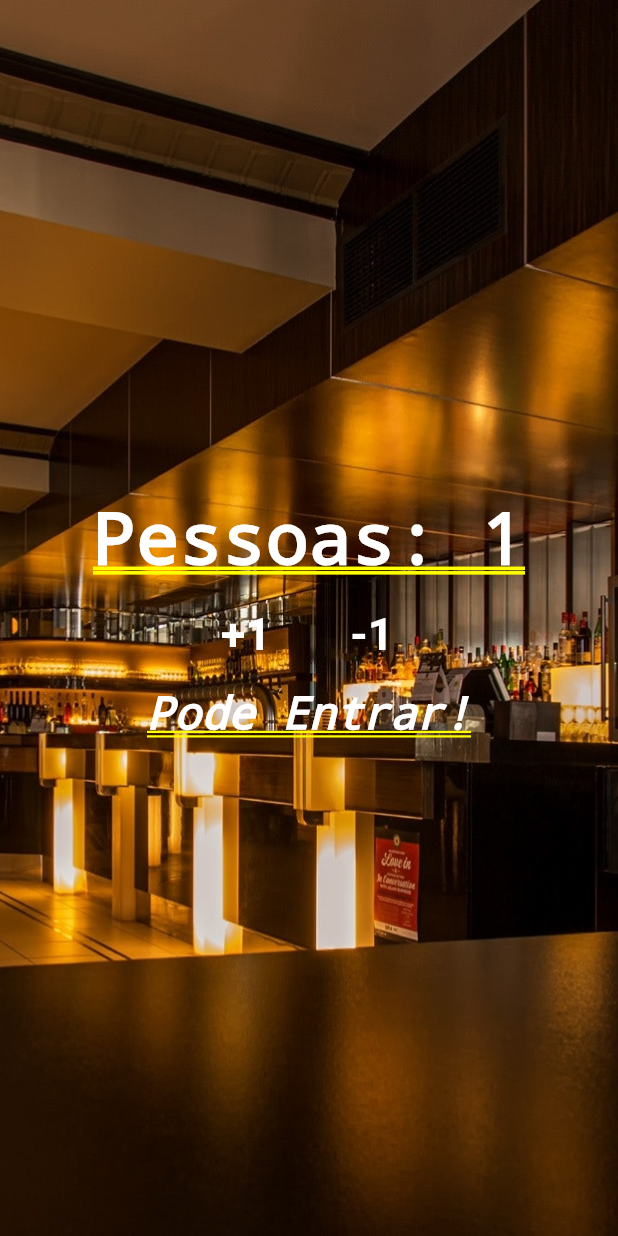
After one commit to gustavoconchal/people-counter, a Flutter app: the screen it shows after launch, after a tap on "+1", on a phone screen of 412 x 824 dp. The commit adds this screen. Run offline on Flutter 3.47's test engine with Material 2 defaults, Android fonts, the phone set to English and light mode, and no system bars.

Commit message:
Código desmembrado em outros arquivos

```diff
--- /dev/null
+++ b/lib/components/contador.dart
@@ -0,0 +1,71 @@
+import 'package:flutter/material.dart';
+
+class Contador extends StatelessWidget {
+  final int peopleCounter;
+  final void Function(int) pc;
+
+  Contador(this.peopleCounter, this.pc);
+
+  @override
+  Widget build(BuildContext context) {
+    return Stack(
+      children: [
+        Image.asset(
+          "images/restaurant.jpg",
+          fit: BoxFit.cover,
+          height: 1000.0,
+        ),
+        Column(
+          mainAxisAlignment: MainAxisAlignment.center,
+          children: [
+            Text(
+              "Pessoas: $peopleCounter",
+              style:
+                  TextStyle(color: Colors.white, fontWeight: FontWeight.bold),
+            ),
+            Row(
+              mainAxisAlignment: MainAxisAlignment.center,
+              children: [
+                Padding(
+                  padding: EdgeInsets.all(10.0),
+                  child: TextButton(
+                      onPressed: () {
+                        pc(1);
+                      },
+                      child: Text(
+                        "+1",
+                        style: TextStyle(
+                            color: Colors.white,
+                            fontWeight: FontWeight.bold,
+                            fontSize: 30),
+                      )),
+                ),
+                Padding(
+                  padding: EdgeInsets.all(10.0),
+                  child: TextButton(
+                      onPressed: () {
+                        pc(-1);
+                      },
+                      child: Text(
+                        "-1",
+                        style: TextStyle(
+                            color: Colors.white,
+                            fontWeight: FontWeight.bold,
+                            fontSize: 30),
+                      )),
+                ),
+              ],
+            ),
+            Text(
+              "Pode Entrar!",
+              style: TextStyle(
+                  color: Colors.white,
+                  fontStyle: FontStyle.italic,
+                  fontSize: 30.0),
+            )
+          ],
+        ),
+      ],
+    );
+  }
+}
--- /dev/null
+++ b/lib/screens/home.dart
@@ -0,0 +1,28 @@
+import 'package:contador_pessoas/components/contador.dart';
+import 'package:flutter/material.dart';
+import 'package:flutter/services.dart';
+
+class Home extends StatefulWidget {
+  @override
+  _HomeState createState() => _HomeState();
+}
+
+class _HomeState extends State<Home> {
+  int _peopleCounter = 0;
+
+  _changePeople(int p) {
+    setState(() {
+      _peopleCounter += p;
+    });
+  }
+
+  @override
+  Widget build(BuildContext context) {
+    SystemChrome.setPreferredOrientations([DeviceOrientation.portraitUp]);
+
+    return MaterialApp(
+      title: "Contador de Pessoas",
+      home: Contador(_peopleCounter, _changePeople),
+    );
+  }
+}
--- a/pubspec.yaml
+++ b/pubspec.yaml
@@ -1,5 +1,5 @@
 name: contador_pessoas
-description: A new Flutter project.
+description: Projeto contador de pessoas.
 
 # The following line prevents the package from being accidentally published to
 # pub.dev using `pub publish`. This is preferred for private packages.
```
Also changed, not shown: lib/main.dart (+2 -80 lines).
